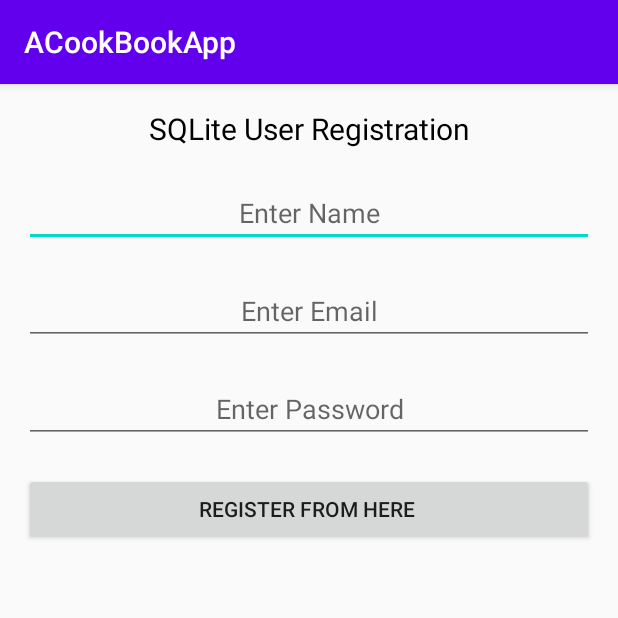
After one commit to EthanB911/ACookBookApp2, an Android app: the RegisterActivity screen opened directly, with no data from a screen before it, on a phone screen of 412 x 824 dp, the top half of it. The commit adds this screen. Run offline under Robolectric (Android 15) with nearby library versions, the phone set to English and light mode, and no system bars.

Commit message:
login/register

```diff
--- a/app/src/main/java/com/example/acookbookapp/RecipeShow/SingleRecipeFragment.java
+++ b/app/src/main/java/com/example/acookbookapp/RecipeShow/SingleRecipeFragment.java
@@ -26,6 +26,7 @@ import com.example.acookbookapp.MainMenu.MainActivity;
 import com.example.acookbookapp.R;
 import com.example.acookbookapp.SqLite.SQLiteHelper;
 import com.example.acookbookapp.UploadRecipe.UploadActivity;
+import com.example.acookbookapp.login_register.login;
 
 import java.util.ArrayList;
 import java.util.List;
@@ -60,7 +61,7 @@ public class SingleRecipeFragment extends  Fragment{
         String id=this.getArguments().getString("id").toString();
 
 
-        SharedPreferences settings = getActivity().getSharedPreferences(MainActivity.MyPREFERENCES, Context.MODE_PRIVATE);
+        SharedPreferences settings = getActivity().getSharedPreferences(login.MyPREFERENCES, Context.MODE_PRIVATE);
         userId = settings.getString("idKey", "");
 
        recyclerView = (RecyclerView)view.findViewById(R.id.ingredients_recycler);
--- a/app/src/main/java/com/example/acookbookapp/UploadRecipe/UploadActivity.java
+++ b/app/src/main/java/com/example/acookbookapp/UploadRecipe/UploadActivity.java
@@ -20,6 +20,7 @@ import androidx.fragment.app.FragmentManager;
 import com.example.acookbookapp.MainMenu.MainActivity;
 import com.example.acookbookapp.R;
 import com.example.acookbookapp.SqLite.SQLiteHelper;
+import com.example.acookbookapp.login_register.login;
 
 import java.io.ByteArrayOutputStream;
 import java.util.ArrayList;
@@ -60,7 +61,7 @@ public class UploadActivity extends AppCompatActivity {
             });
            back.setText("Cancel");
 
-            SharedPreferences settings = getSharedPreferences(MainActivity.MyPREFERENCES, Context.MODE_PRIVATE);
+            SharedPreferences settings = getSharedPreferences(login.MyPREFERENCES, Context.MODE_PRIVATE);
            userId = settings.getString("idKey", "");
 
             next = findViewById(R.id.next);
--- /dev/null
+++ b/app/src/main/java/com/example/acookbookapp/login_register/RegisterActivity.java
@@ -0,0 +1,194 @@
+package com.example.acookbookapp.login_register;
+import android.content.Context;
+import android.content.Intent;
+import android.content.SharedPreferences;
+import android.database.Cursor;
+import android.database.sqlite.SQLiteDatabase;
+import android.os.Bundle;
+import android.text.TextUtils;
+import android.view.View;
+import android.widget.Button;
+import android.widget.EditText;
+import android.widget.Toast;
+
+import androidx.appcompat.app.AppCompatActivity;
+
+import com.example.acookbookapp.MainMenu.MainActivity;
+import com.example.acookbookapp.R;
+import com.example.acookbookapp.SqLite.SQLiteHelper;
+
+public class RegisterActivity extends AppCompatActivity {
+
+    EditText Email, Password, Name ;
+    Button Register;
+    String NameHolder, EmailHolder, PasswordHolder;
+    Boolean EditTextEmptyHolder;
+    SQLiteDatabase sqLiteDatabaseObj;
+    String SQLiteDataBaseQueryHolder ;
+    SQLiteHelper sqLiteHelper;
+    Cursor cursor;
+    String F_Result = "Not_Found";
+    public static final String IdKey = "idKey";
+    public static final String MyPREFERENCES = "MyPrefs" ;
+    SharedPreferences sharedpreferences;
+
+    @Override
+    protected void onCreate(Bundle savedInstanceState) {
+        super.onCreate(savedInstanceState);
+        setContentView(R.layout.activity_register);
+        sharedpreferences = getSharedPreferences(MyPREFERENCES, Context.MODE_PRIVATE);
+        Register = (Button)findViewById(R.id.buttonRegister);
+
+        Email = (EditText)findViewById(R.id.editEmail);
+        Password = (EditText)findViewById(R.id.editPassword);
+        Name = (EditText)findViewById(R.id.editName);
+
+        sqLiteHelper = new SQLiteHelper(this);
+
+        // Adding click listener to register button.
+        Register.setOnClickListener(new View.OnClickListener() {
+            @Override
+            public void onClick(View view) {
+
+
+
+                // Checking EditText is empty or Not.
+                CheckEditTextStatus();
+
+                // Method to check Email is already exists or not.
+                CheckingEmailAlreadyExistsOrNot();
+
+                // Empty EditText After done inserting process.
+
+
+
+            }
+        });
+
+    }
+
+
+
+    // Insert data into SQLite database method.
+    public void InsertDataIntoSQLiteDatabase(){
+
+        // If editText is not empty then this block will executed.
+        if(EditTextEmptyHolder == true)
+        {
+
+            // SQLite query to insert data into table.
+            SQLiteDataBaseQueryHolder = "INSERT INTO "+SQLiteHelper.User+" (name,email,password) VALUES('"+NameHolder+"', '"+EmailHolder+"', '"+PasswordHolder+"');";
+
+            // Executing query.
+            sqLiteDatabaseObj.execSQL(SQLiteDataBaseQueryHolder);
+
+            // Closing SQLite database object.
+            sqLiteDatabaseObj.close();
+
+            // Printing toast message after done inserting.
+            Toast.makeText(RegisterActivity.this,"User Registered Successfully", Toast.LENGTH_LONG).show();
+            createSession(EmailHolder);
+            // Going to main activity after login success message.
+            Intent intent = new Intent(RegisterActivity.this, MainActivity.class);
+            startActivity(intent);
+        }
+        // This block will execute if any of the registration EditText is empty.
+        else {
+
+            // Printing toast message if any of EditText is empty.
+            Toast.makeText(RegisterActivity.this,"Please Fill All The Required Fields.", Toast.LENGTH_LONG).show();
+
+        }
+
+    }
+
+    // Empty edittext after done inserting process method.
+    public void EmptyEditTextAfterDataInsert(){
+
+        Name.getText().clear();
+
+        Email.getText().clear();
+
+        Password.getText().clear();
+
+    }
+
+    // Method to check EditText is empty or Not.
+    public void CheckEditTextStatus(){
+
+        // Getting value from All EditText and storing into String Variables.
+        NameHolder = Name.getText().toString() ;
+        EmailHolder = Email.getText().toString();
+        PasswordHolder = Password.getText().toString();
+
+        if(TextUtils.isEmpty(NameHolder) || TextUtils.isEmpty(EmailHolder) || TextUtils.isEmpty(PasswordHolder)){
+
+            EditTextEmptyHolder = false ;
+
+        }
+        else {
+
+            EditTextEmptyHolder = true ;
+        }
+    }
+
+    // Checking Email is already exists or not.
+    public void CheckingEmailAlreadyExistsOrNot(){
+
+        // Opening SQLite database write permission.
+        sqLiteDatabaseObj = sqLiteHelper.getWritableDatabase();
+
+        // Adding search email query to cursor.
+        cursor = sqLiteDatabaseObj.query(SQLiteHelper.User, null, " " + SQLiteHelper.User_Column_2_Email + "=?", new String[]{EmailHolder}, null, null, null);
+
+        while (cursor.moveToNext()) {
+
+            if (cursor.isFirst()) {
+
+                cursor.moveToFirst();
+
+                // If Email is already exists then Result variable value set as Email Found.
+                F_Result = "Email Found";
+
+                // Closing cursor.
+                cursor.close();
+            }
+        }
+
+        // Calling method to check final result and insert data into SQLite database.
+        CheckFinalResult();
+
+    }
+
+
+    // Checking result
+    public void CheckFinalResult(){
+
+        // Checking whether email is already exists or not.
+        if(F_Result.equalsIgnoreCase("Email Found"))
+        {
+
+            // If email is exists then toast msg will display.
+            Toast.makeText(RegisterActivity.this,"Email Already Exists",Toast.LENGTH_LONG).show();
+
+        }
+        else {
+
+            // If email already dose n't exists then user registration details will entered to SQLite database.
+            InsertDataIntoSQLiteDatabase();
+            EmptyEditTextAfterDataInsert();
+
+        }
+
+        F_Result = "Not_Found" ;
+
+    }
+
+    public void createSession(String userEmail){
+        SharedPreferences.Editor editor = sharedpreferences.edit();
+
+        editor.putString(IdKey, userEmail);
+        editor.commit();
+    }
+
+}
--- /dev/null
+++ b/app/src/main/res/dimen.xml
@@ -0,0 +1,5 @@
+<resources>
+    <!-- Default screen margins, per the Android Design guidelines. -->
+    <dimen name="activity_horizontal_margin">16dp</dimen>
+    <dimen name="activity_vertical_margin">16dp</dimen>
+</resources>
--- /dev/null
+++ b/app/src/main/res/layout/activity_register.xml
@@ -0,0 +1,70 @@
+<?xml version="1.0" encoding="utf-8"?>
+<RelativeLayout xmlns:android="http://schemas.android.com/apk/res/android"
+    xmlns:tools="http://schemas.android.com/tools"
+    android:id="@+id/activity_register"
+    android:layout_width="match_parent"
+    android:layout_height="match_parent"
+    android:paddingBottom="@dimen/activity_vertical_margin"
+    android:paddingLeft="@dimen/activity_horizontal_margin"
+    android:paddingRight="@dimen/activity_horizontal_margin"
+    android:paddingTop="@dimen/activity_vertical_margin">
+
+    <TextView
+        android:text="SQLite User Registration"
+        android:gravity="center"
+        android:textSize="20dp"
+        android:textColor="#000"
+        android:layout_width="wrap_content"
+        android:layout_height="wrap_content"
+        android:layout_alignParentTop="true"
+        android:layout_centerHorizontal="true"
+        android:id="@+id/textView" />
+
+    <EditText
+        android:layout_width="fill_parent"
+        android:layout_height="wrap_content"
+        android:inputType="textEmailAddress"
+        android:hint="Enter Name"
+        android:textColor="#000"
+        android:ems="10"
+        android:layout_below="@+id/textView"
+        android:layout_centerHorizontal="true"
+        android:layout_marginTop="20dp"
+        android:id="@+id/editName"
+        android:gravity="center"/>
+
+    <EditText
+        android:layout_width="fill_parent"
+        android:layout_height="wrap_content"
+        android:inputType="textEmailAddress"
+        android:hint="Enter Email"
+        android:textColor="#000"
+        android:ems="10"
+        android:layout_below="@+id/editName"
+        android:layout_centerHorizontal="true"
+        android:layout_marginTop="20dp"
+        android:id="@+id/editEmail"
+        android:gravity="center"/>
+
+    <EditText
+        android:layout_width="fill_parent"
+        android:layout_height="wrap_content"
+        android:inputType="textPassword"
+        android:hint="Enter Password"
+        android:textColor="#000"
+        android:ems="10"
+        android:layout_below="@+id/editEmail"
+        android:layout_centerHorizontal="true"
+        android:layout_marginTop="20dp"
+        android:id="@+id/editPassword"
+        android:gravity="center"/>
+
+    <Button
+        android:layout_width="fill_parent"
+        android:layout_height="wrap_content"
+        android:id="@+id/buttonRegister"
+        android:layout_below="@+id/editPassword"
+        android:layout_marginTop="20dp"
+        android:text="Register From here "/>
+
+</RelativeLayout>
--- /dev/null
+++ b/app/src/main/res/values/dimen.xml
@@ -0,0 +1,5 @@
+<resources>
+    <!-- Default screen margins, per the Android Design guidelines. -->
+    <dimen name="activity_horizontal_margin">16dp</dimen>
+    <dimen name="activity_vertical_margin">16dp</dimen>
+</resources>
```
Also changed, not shown: app/src/main/AndroidManifest.xml (+16 -6 lines), app/src/main/java/com/example/acookbookapp/MainMenu/MainActivity.java (+11 -11 lines), app/src/main/java/com/example/acookbookapp/MainMenu/UserFragment.java (+27 -3 lines), app/src/main/java/com/example/acookbookapp/login_register/login.java (added, +171 -0 lines), app/src/main/res/layout/fragment_user.xml (+18 -1 lines), app/src/main/res/layout/login.xml (added, +65 -0 lines).
